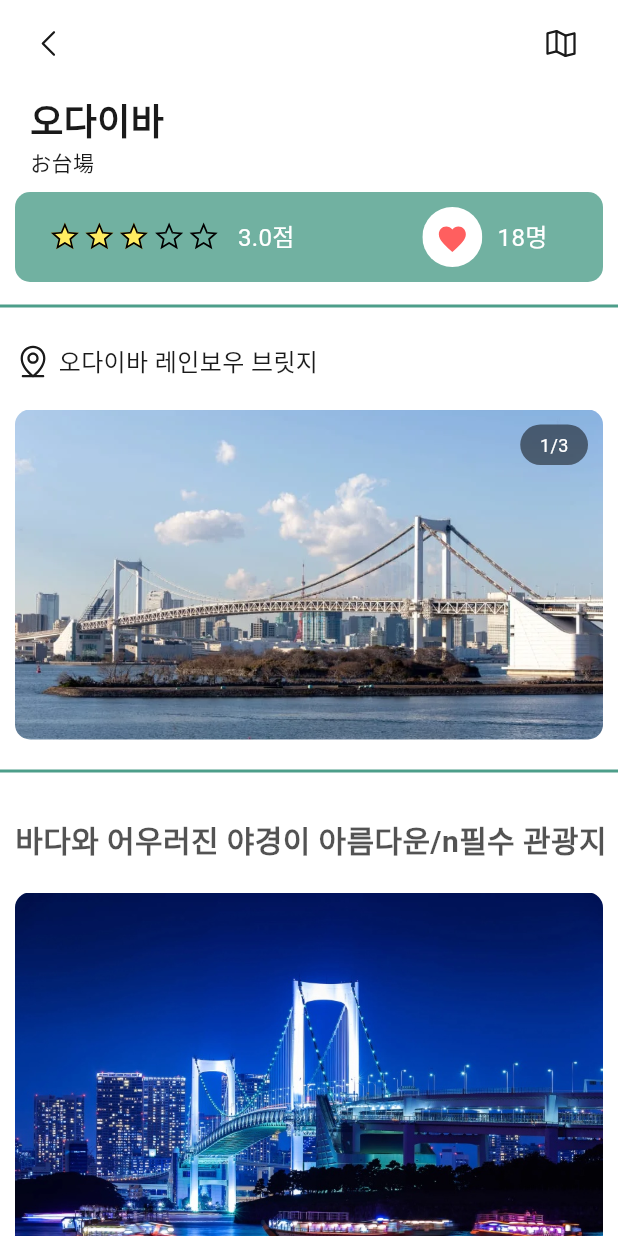
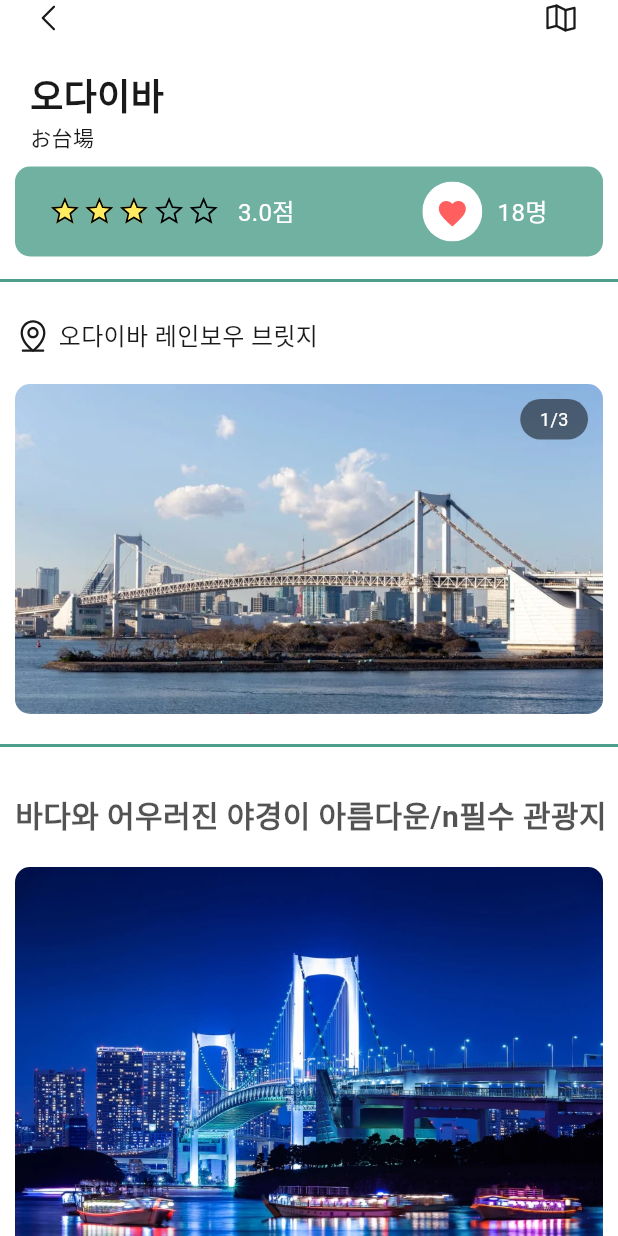
Before and after one commit to Popoisthebest/school_trip_app, a Flutter app: the OdaibaDetailScreen screen opened directly, on a phone screen of 412 x 824 dp. Run offline on Flutter 3.47's test engine with Material 3 defaults, Android fonts, the phone set to English and light mode, and no system bars; our stand-ins replace connectivity_plus, flutter_svg, google_maps_flutter; Roboto replaces fonts that are missing (Ownglyph okticon).

Commit message:
[fix] AppBar 수정

```diff
--- a/lib/screens/travel_screens/disney_detail_screen.dart
+++ b/lib/screens/travel_screens/disney_detail_screen.dart
@@ -2,8 +2,6 @@ import 'package:flutter/material.dart';
 import 'package:school_trip_app/widgets/travel_screens/basic_info.dart';
 import 'package:school_trip_app/widgets/travel_screens/custom_app_bar.dart';
 import 'package:school_trip_app/widgets/travel_screens/main_store.dart';
-import 'package:school_trip_app/widgets/travel_screens/place_discription.dart';
-import 'package:school_trip_app/widgets/travel_screens/place_image_slide.dart';
 import 'package:school_trip_app/widgets/travel_screens/place_name.dart';
 import 'package:school_trip_app/widgets/travel_screens/review.dart';
 import 'package:school_trip_app/widgets/travel_screens/star_and_heart.dart';
--- a/lib/widgets/travel_screens/custom_app_bar.dart
+++ b/lib/widgets/travel_screens/custom_app_bar.dart
@@ -3,8 +3,13 @@ import 'package:flutter_svg/svg.dart';
 
 Widget buildCustomAppBar() {
   return SafeArea(
+    bottom: false,
     child: Padding(
-      padding: const EdgeInsets.only(top: 17.0, left: 21, right: 26, bottom: 8),
+      padding: const EdgeInsets.only(
+        left: 21,
+        right: 26,
+        bottom: 8,
+      ),
       child: Container(
         color: Colors.white,
         child: Row(
```
